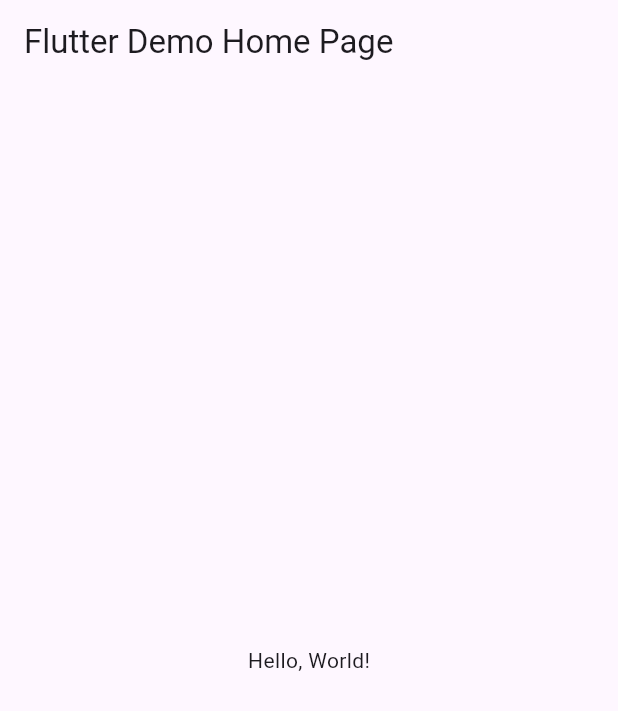
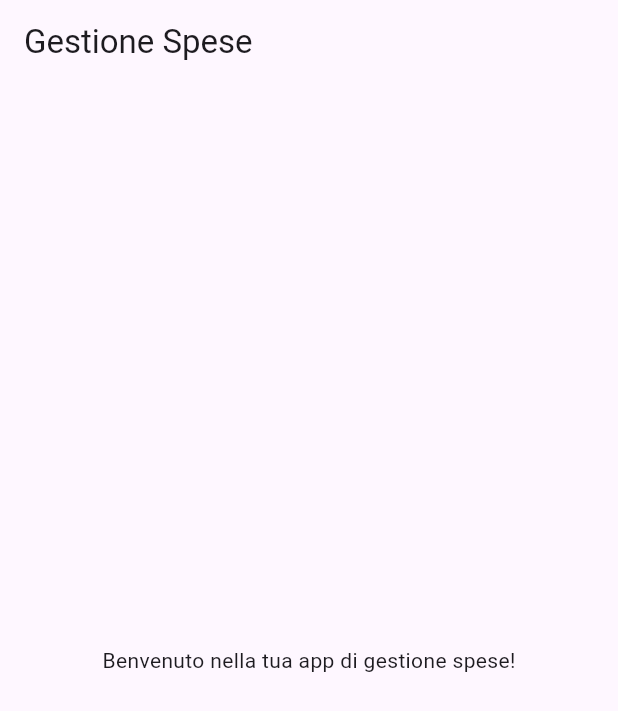
Before and after one commit to lucar91/slow_cost, a Flutter app: the screen it shows after launch, on a phone screen of 412 x 824 dp. Shown: the top 711 px of the screen. Run offline on Flutter 3.47's test engine with Material 3 defaults, Android fonts, the phone set to English and light mode, and no system bars.

Commit message:
First commit Modified readme and clean version of main

```diff
--- a/lib/main.dart
+++ b/lib/main.dart
@@ -1,42 +1,31 @@
 import 'package:flutter/material.dart';
 
-void main() => runApp(MyApp());
+void main() {
+  runApp(MyApp());
+}
 
 class MyApp extends StatelessWidget {
-  const MyApp({super.key});
-  // This widget is the root of your application.
   @override
   Widget build(BuildContext context) {
     return MaterialApp(
-      // Application name
-      title: 'Flutter Hello World',
-      // Application theme data, you can set the colors for the application as
-      // you want
+      title: 'Gestione Spese',
       theme: ThemeData(
-        // useMaterial3: false,
         primarySwatch: Colors.blue,
       ),
-      // A widget which will be started on application startup
-      home: MyHomePage(title: 'Flutter Demo Home Page'),
+      home: HomePage(),
     );
   }
 }
 
-class MyHomePage extends StatelessWidget {
-  final String title;
-  const MyHomePage({super.key, required this.title});
-
+class HomePage extends StatelessWidget {
   @override
   Widget build(BuildContext context) {
     return Scaffold(
       appBar: AppBar(
-        // The title text which will be shown on the action bar
-        title: Text(title),
+        title: Text('Gestione Spese'),
       ),
       body: Center(
-        child: Text(
-          'Hello, World!',
-        ),
+        child: Text('Benvenuto nella tua app di gestione spese!'),
       ),
     );
   }
```
Also changed, not shown: 1 other file.
